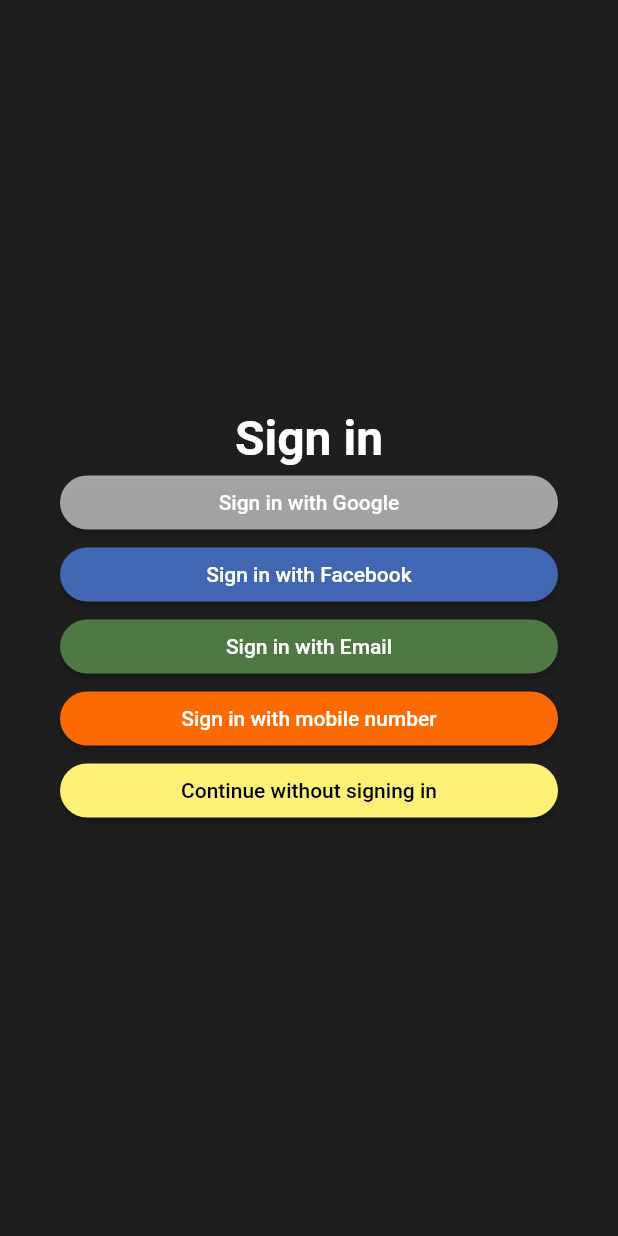
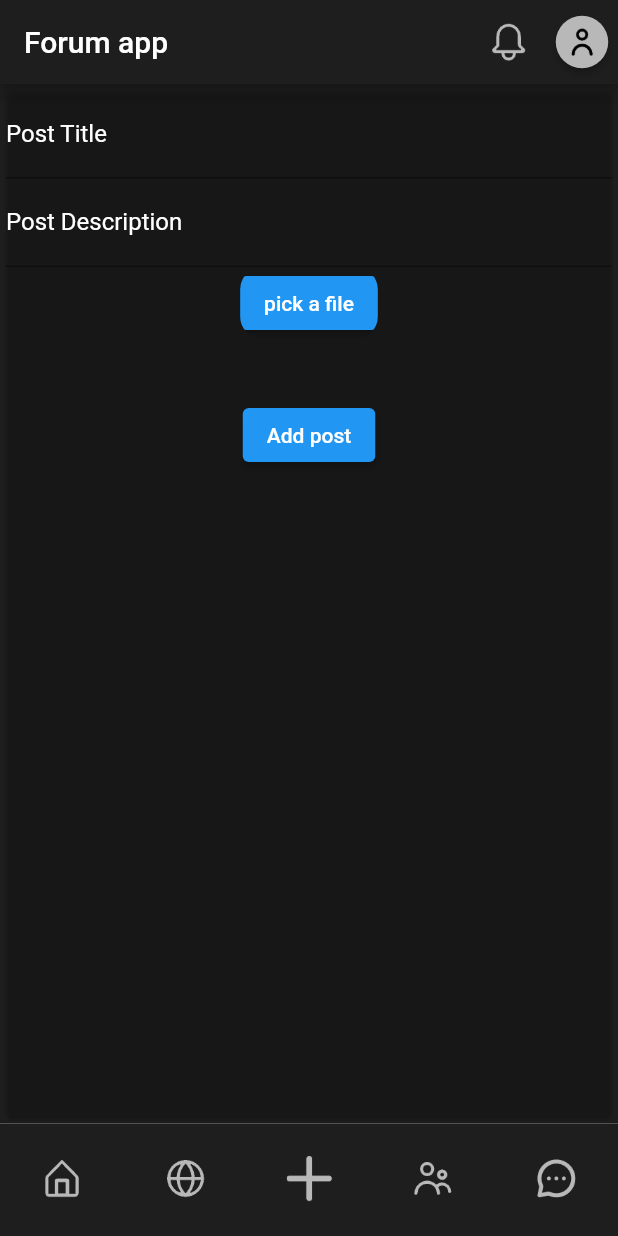
Before and after one commit to mariusfug/idata2503-gr08, a Flutter app: the screen it shows after launch, on a phone screen of 412 x 824 dp. Run offline on Flutter 3.47's test engine with Material 2 defaults, Android fonts, the phone set to English and light mode, and no system bars; our stand-ins replace file_picker, firebase_auth, firebase_core; missing offline and left inert: dart:ffi; accounts and stored records are empty.

Commit message:
add new post page added textfields and file picker

```diff
--- /dev/null
+++ b/lib/app/main_pages/add_new_post.dart
@@ -0,0 +1,55 @@
+
+
+
+import 'package:file_picker/file_picker.dart';
+import 'package:flutter/material.dart';
+import 'package:idata2503_group08/app/navigation/top_navigation.dart';
+
+import '../navigation/bottom_navigation.dart';
+
+class AddNewPost extends StatelessWidget {
+  const AddNewPost({Key? key}) : super(key: key);
+
+  @override
+  Widget build(BuildContext context) {
+    return Scaffold(
+      appBar: const TopNavigation(),
+      bottomNavigationBar: const BottomNavigation(),
+      body: Container(
+        color: const Color(0xFF1E1E1E),
+        child: Card(
+          color: const Color(0xff1e1e1e1e),
+          child: Column(
+            mainAxisSize: MainAxisSize.max,
+              children: <Widget>[
+                const TextField(decoration: InputDecoration(labelText: "Post Title", labelStyle:TextStyle(color: Colors.white),),),
+                const TextField(decoration: InputDecoration(labelText: "Post Description", labelStyle:TextStyle(color: Colors.white),),),
+                Container(
+                  child: ClipRRect(
+                    borderRadius: BorderRadius.circular(15.0),
+                    child: ElevatedButton(child: Text("pick a file"),onPressed: (){pickFiles();
+                    },),
+
+                  )
+                ),
+                const SizedBox(
+                  height: 40,
+                ),
+                ElevatedButton(onPressed: (){print("Submited");}, child: const Text("Add post"))
+              ]
+          ),
+
+        ),
+      ),
+      );
+
+  }
+
+  void pickFiles() async{
+    FilePickerResult? result = await FilePicker.platform.pickFiles();
+    if (result == null) return;
+
+    PlatformFile? file = result!.files.first;
+  }
+
+}
--- a/lib/main.dart
+++ b/lib/main.dart
@@ -1,6 +1,7 @@
 import 'package:firebase_core/firebase_core.dart';
 import 'package:flutter/material.dart';
 import 'package:idata2503_group08/app/landing_page.dart';
+import 'package:idata2503_group08/app/main_pages/add_new_post.dart';
 import 'package:idata2503_group08/services/auth.dart';
 
 import 'app/sign_in/login_page.dart';
@@ -19,9 +20,8 @@ class MyApp extends StatelessWidget {
   // This widget is the root of your application.
   @override
   Widget build(BuildContext context) {
-    return MaterialApp(
-      home: LandingPage(
-        auth: Auth(),
+    return const MaterialApp(
+      home: AddNewPost(
       ),
       debugShowCheckedModeBanner: false,
     );
--- a/pubspec.yaml
+++ b/pubspec.yaml
@@ -33,6 +33,7 @@ dependencies:
     sdk: flutter
   firebase_core: 1.24.0
   firebase_auth: 3.11.1
+  file_picker: 5.2.2
 
 
   # The following adds the Cupertino Icons font to your application.
```
Also changed, not shown: pubspec.lock.
